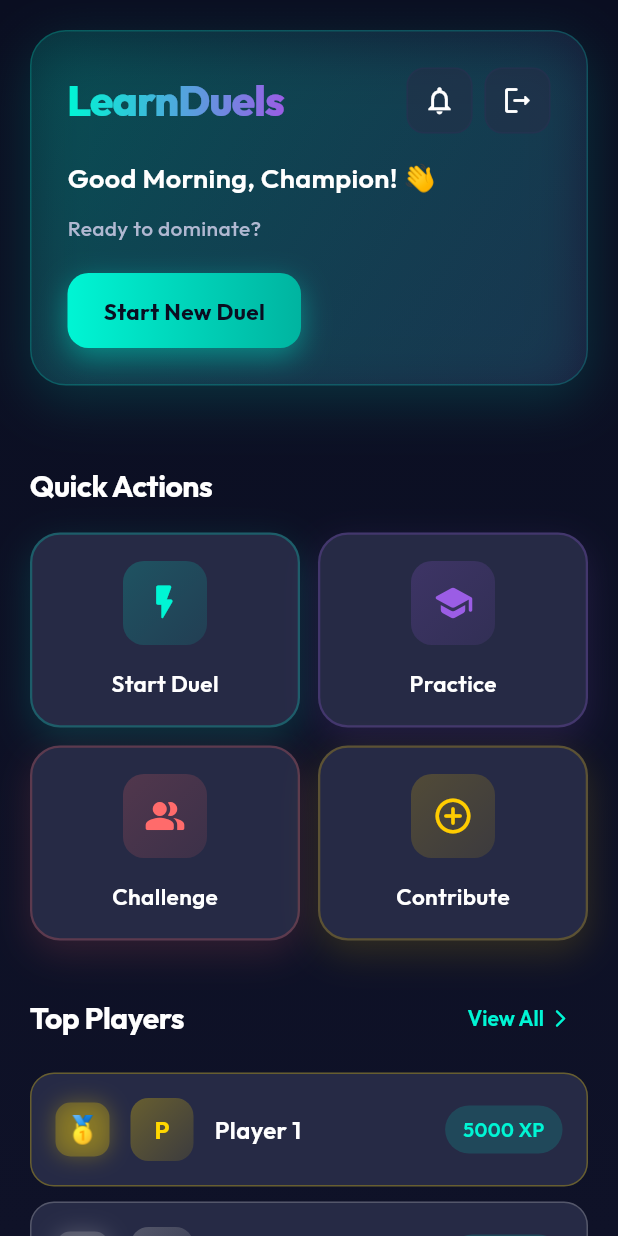
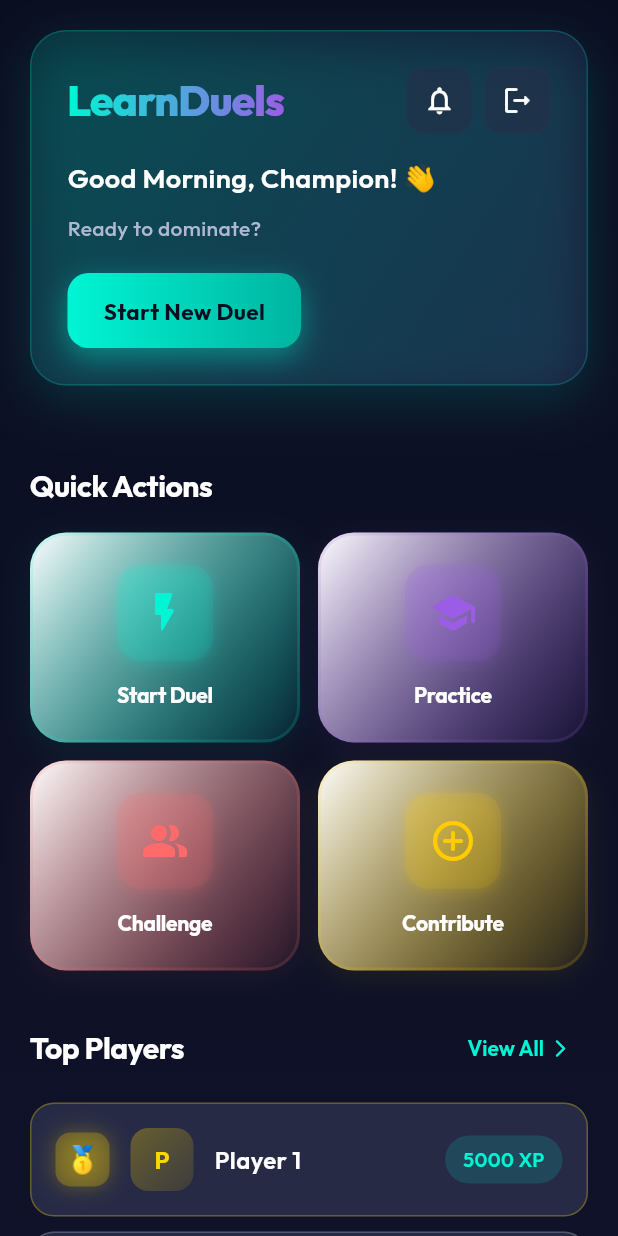
Before and after one commit to kalp-cg/leanDules, a Flutter app: the HomeScreen screen opened directly, on a phone screen of 412 x 824 dp. Run offline on Flutter 3.47's test engine with Material 3 defaults, Android fonts, the phone set to English and light mode, and no system bars; our stand-ins replace dio, flutter_markdown, flutter_riverpod, go_router, google_fonts, google_sign_in and 4 more; missing offline and left inert: flutter_displaymode; accounts and stored records are empty; network calls fail.

Commit message:
feat(frontend): enhance Quick Actions buttons with professional design
- Increased button height from 130 to 140 for better touch targets
- Added multi-layer shadows for depth (color glow + subtle black shadow)
- Improved gradient with white to color tint for modern glass effect
- Enhanced icon containers with gradient backgrounds
- Better spacing and refined border radius (24px)
- Smooth scale animation on tap (95% scale)

```diff
--- a/frontend/lib/widgets/animated_widgets.dart
+++ b/frontend/lib/widgets/animated_widgets.dart
@@ -33,9 +33,10 @@ class _AnimatedActionButtonState extends State<AnimatedActionButton>
       duration: const Duration(milliseconds: 150),
       vsync: this,
     );
-    _scaleAnimation = Tween<double>(begin: 1.0, end: 0.95).animate(
-      CurvedAnimation(parent: _controller, curve: Curves.easeInOut),
-    );
+    _scaleAnimation = Tween<double>(
+      begin: 1.0,
+      end: 0.95,
+    ).animate(CurvedAnimation(parent: _controller, curve: Curves.easeInOut));
   }
 
   @override
@@ -56,25 +57,33 @@ class _AnimatedActionButtonState extends State<AnimatedActionButton>
       child: AnimatedBuilder(
         animation: _scaleAnimation,
         builder: (context, child) {
-          return Transform.scale(
-            scale: _scaleAnimation.value,
-            child: child,
-          );
+          return Transform.scale(scale: _scaleAnimation.value, child: child);
         },
         child: Container(
-          height: 130,
+          height: 140,
           decoration: BoxDecoration(
-            color: AppTheme.surfaceLight,
-            borderRadius: BorderRadius.circular(20),
+            gradient: LinearGradient(
+              colors: [Colors.white, widget.color.withValues(alpha: 0.03)],
+              begin: Alignment.topLeft,
+              end: Alignment.bottomRight,
+            ),
+            borderRadius: BorderRadius.circular(24),
             border: Border.all(
-              color: widget.color.withValues(alpha: 0.25),
-              width: 1.5,
+              color: widget.color.withValues(alpha: 0.15),
+              width: 2,
             ),
             boxShadow: [
               BoxShadow(
-                color: widget.color.withValues(alpha: 0.15),
-                blurRadius: 20,
-                offset: const Offset(0, 8),
+                color: widget.color.withValues(alpha: 0.08),
+                blurRadius: 16,
+                offset: const Offset(0, 4),
+                spreadRadius: 0,
+              ),
+              BoxShadow(
+                color: Colors.black.withValues(alpha: 0.03),
+                blurRadius: 8,
+                offset: const Offset(0, 2),
+                spreadRadius: 0,
               ),
             ],
           ),
@@ -82,31 +91,35 @@ class _AnimatedActionButtonState extends State<AnimatedActionButton>
             mainAxisAlignment: MainAxisAlignment.center,
             children: [
               Container(
-                padding: const EdgeInsets.all(14),
+                padding: const EdgeInsets.all(16),
                 decoration: BoxDecoration(
                   gradient: LinearGradient(
                     colors: [
-                      widget.color.withValues(alpha: 0.2),
-                      widget.color.withValues(alpha: 0.1),
+                      widget.color.withValues(alpha: 0.15),
+                      widget.color.withValues(alpha: 0.08),
                     ],
                     begin: Alignment.topLeft,
                     end: Alignment.bottomRight,
                   ),
-                  borderRadius: BorderRadius.circular(14),
+                  borderRadius: BorderRadius.circular(16),
+                  boxShadow: [
+                    BoxShadow(
+                      color: widget.color.withValues(alpha: 0.2),
+                      blurRadius: 8,
+                      offset: const Offset(0, 2),
+                    ),
+                  ],
                 ),
-                child: Icon(
-                  widget.icon,
-                  color: widget.color,
-                  size: 28,
-                ),
+                child: Icon(widget.icon, color: widget.color, size: 32),
               ),
-              const SizedBox(height: 14),
+              const SizedBox(height: 12),
               Text(
                 widget.text,
                 style: GoogleFonts.outfit(
-                  fontSize: 15,
-                  fontWeight: FontWeight.w600,
+                  fontSize: 14,
+                  fontWeight: FontWeight.w700,
                   color: AppTheme.textPrimary,
+                  letterSpacing: -0.2,
                 ),
               ),
             ],
@@ -145,9 +158,10 @@ class _AnimatedStatsCounterState extends State<AnimatedStatsCounter>
   void initState() {
     super.initState();
     _controller = AnimationController(duration: widget.duration, vsync: this);
-    _animation = IntTween(begin: 0, end: widget.targetValue).animate(
-      CurvedAnimation(parent: _controller, curve: Curves.easeOutCubic),
-    );
+    _animation = IntTween(
+      begin: 0,
+      end: widget.targetValue,
+    ).animate(CurvedAnimation(parent: _controller, curve: Curves.easeOutCubic));
     _controller.forward();
   }
 
@@ -175,7 +189,8 @@ class _AnimatedStatsCounterState extends State<AnimatedStatsCounter>
       builder: (context, child) {
         return Text(
           '${_animation.value}${widget.suffix}',
-          style: widget.style ??
+          style:
+              widget.style ??
               GoogleFonts.outfit(
                 fontSize: 20,
                 fontWeight: FontWeight.w700,
@@ -192,11 +207,7 @@ class PulsingRankBadge extends StatefulWidget {
   final int rank;
   final Color color;
 
-  const PulsingRankBadge({
-    super.key,
-    required this.rank,
-    required this.color,
-  });
+  const PulsingRankBadge({super.key, required this.rank, required this.color});
 
   @override
   State<PulsingRankBadge> createState() => _PulsingRankBadgeState();
@@ -215,9 +226,10 @@ class _PulsingRankBadgeState extends State<PulsingRankBadge>
       vsync: this,
     )..repeat(reverse: true);
 
-    _glowAnimation = Tween<double>(begin: 0.2, end: 0.5).animate(
-      CurvedAnimation(parent: _controller, curve: Curves.easeInOut),
-    );
+    _glowAnimation = Tween<double>(
+      begin: 0.2,
+      end: 0.5,
+    ).animate(CurvedAnimation(parent: _controller, curve: Curves.easeInOut));
   }
 
   @override
@@ -273,17 +285,16 @@ class _PulsingRankBadgeState extends State<PulsingRankBadge>
             borderRadius: BorderRadius.circular(10),
             boxShadow: [
               BoxShadow(
-                color: widget.color.withValues(alpha: _glowAnimation.value * 0.6),
+                color: widget.color.withValues(
+                  alpha: _glowAnimation.value * 0.6,
+                ),
                 blurRadius: 12,
                 spreadRadius: 0,
               ),
             ],
           ),
           child: Center(
-            child: Text(
-              _medalEmoji,
-              style: const TextStyle(fontSize: 18),
-            ),
+            child: Text(_medalEmoji, style: const TextStyle(fontSize: 18)),
           ),
         );
       },
@@ -314,9 +325,10 @@ class _StreakBadgeState extends State<StreakBadge>
       vsync: this,
     )..repeat(reverse: true);
 
-    _bounceAnimation = Tween<double>(begin: 0, end: -4).animate(
-      CurvedAnimation(parent: _controller, curve: Curves.easeInOut),
-    );
+    _bounceAnimation = Tween<double>(
+      begin: 0,
+      end: -4,
+    ).animate(CurvedAnimation(parent: _controller, curve: Curves.easeInOut));
   }
 
   @override
@@ -396,9 +408,7 @@ class DailyChallengeBanner extends StatelessWidget {
             end: Alignment.bottomRight,
           ),
           borderRadius: BorderRadius.circular(16),
-          border: Border.all(
-            color: AppTheme.accent.withValues(alpha: 0.3),
-          ),
+          border: Border.all(color: AppTheme.accent.withValues(alpha: 0.3)),
         ),
         child: Row(
           children: [
```
